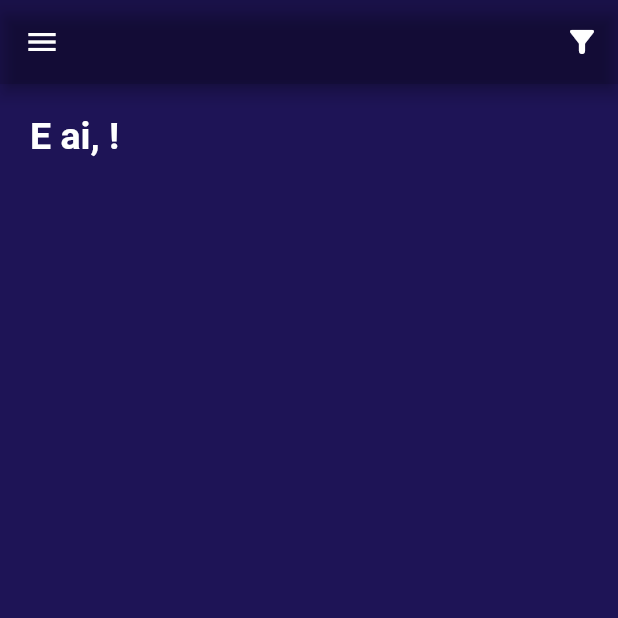
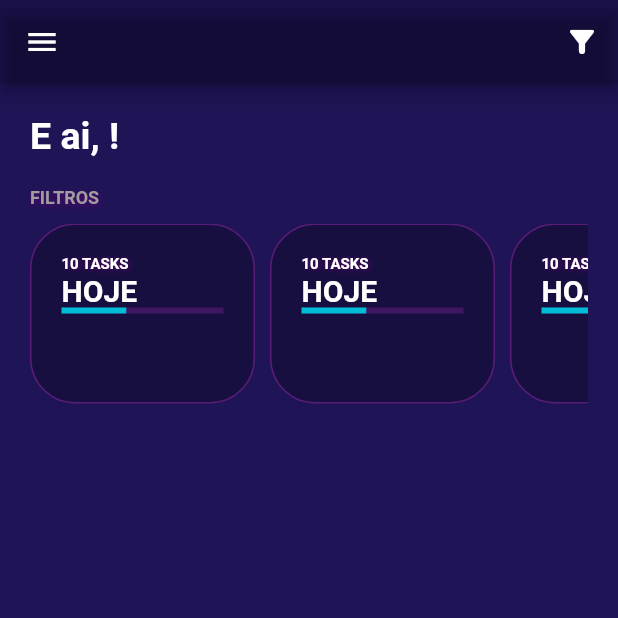
Before and after one commit to GustaAndrad/toDo_app_with_Flutter, a Flutter app: the screen it shows once a user with an empty profile is signed in, on a phone screen of 412 x 824 dp, the top half of it. Run offline on Flutter 3.47's test engine with Material 2 defaults, Android fonts, the phone set to English and light mode, and no system bars; our stand-ins replace device_preview, firebase_auth, firebase_core, flutter_signin_button, google_fonts, google_sign_in and 2 more; missing offline and left inert: flutter_overlay_loader, validatorless; accounts and stored records are empty; network calls fail; Roboto replaces fonts that are missing (Mandali).

Commit message:
criaçao dos cards

```diff
--- a/lib/app/core/ui/theme_extensions.dart
+++ b/lib/app/core/ui/theme_extensions.dart
@@ -20,4 +20,15 @@ extension ThemeExtension on BuildContext {
               color: Color.fromARGB(255, 94, 0, 110))
         ],
       );
+  TextStyle get titleStyleHome => const TextStyle(
+        fontSize: 12,
+        fontWeight: FontWeight.bold,
+        color: Colors.grey,
+        shadows: <Shadow>[
+          Shadow(
+              blurRadius: 5,
+              offset: Offset(1, 1),
+              color: Color.fromARGB(255, 94, 0, 110))
+        ],
+      );
 }
--- a/lib/app/modules/home/home_page.dart
+++ b/lib/app/modules/home/home_page.dart
@@ -1,5 +1,6 @@
 import 'package:flutter/material.dart';
 import 'package:todo_list_provider/app/modules/home/widgets/home_drawer.dart';
+import 'package:todo_list_provider/app/modules/home/widgets/home_filters.dart';
 import 'package:todo_list_provider/app/modules/home/widgets/home_header.dart';
 
 class HomePage extends StatelessWidget {
@@ -33,7 +34,10 @@ class HomePage extends StatelessWidget {
                 child: IntrinsicHeight(
                   child: Column(
                     crossAxisAlignment: CrossAxisAlignment.start,
-                    children: [HomeHeader()],
+                    children: [
+                      HomeHeader(),
+                      HomeFilters(),
+                    ],
                   ),
                 ),
               ),
--- /dev/null
+++ b/lib/app/modules/home/widgets/card_filter.dart
@@ -0,0 +1,56 @@
+import 'package:flutter/material.dart';
+import 'package:todo_list_provider/app/core/ui/theme_extensions.dart';
+
+class CardFilter extends StatefulWidget {
+  const CardFilter({Key? key}) : super(key: key);
+
+  @override
+  State<CardFilter> createState() => _CardFilterState();
+}
+
+class _CardFilterState extends State<CardFilter> {
+  @override
+  Widget build(BuildContext context) {
+    return Container(
+      constraints: BoxConstraints(
+        minHeight: 120,
+        maxWidth: 150,
+      ),
+      margin: EdgeInsets.only(right: 10),
+      padding: EdgeInsets.all(20),
+      decoration: BoxDecoration(
+        color: Colors.black26,
+        border: Border.all(
+          width: 1,
+          color: Colors.purple.withOpacity(.5),
+        ),
+        borderRadius: BorderRadius.circular(30),
+      ),
+      child: Column(
+        crossAxisAlignment: CrossAxisAlignment.start,
+        children: [
+          Text(
+            '10 TASKS',
+            style: context.titleStyleHome.copyWith(
+              fontSize: 10,
+              color: Colors.white,
+            ),
+          ),
+          Text(
+            'HOJE',
+            style: TextStyle(
+              fontSize: 20,
+              fontWeight: FontWeight.bold,
+              color: Colors.white,
+            ),
+          ),
+          LinearProgressIndicator(
+            backgroundColor: Colors.purple.withOpacity(0.3),
+            valueColor: AlwaysStoppedAnimation<Color>(Colors.cyan),
+            value: 0.4,
+          ),
+        ],
+      ),
+    );
+  }
+}
--- /dev/null
+++ b/lib/app/modules/home/widgets/home_filters.dart
@@ -0,0 +1,39 @@
+import 'package:flutter/material.dart';
+import 'package:todo_list_provider/app/core/ui/theme_extensions.dart';
+import 'package:todo_list_provider/app/modules/home/widgets/card_filter.dart';
+
+class HomeFilters extends StatefulWidget {
+  const HomeFilters({Key? key}) : super(key: key);
+
+  @override
+  State<HomeFilters> createState() => _HomeFiltersState();
+}
+
+class _HomeFiltersState extends State<HomeFilters> {
+  @override
+  Widget build(BuildContext context) {
+    return Column(
+      crossAxisAlignment: CrossAxisAlignment.start,
+      children: [
+        Text(
+          'FILTROS',
+          style: context.titleStyleHome,
+        ),
+        SizedBox(
+          height: 10,
+        ),
+        SingleChildScrollView(
+          scrollDirection: Axis.horizontal,
+          child: Row(
+            children: [
+              CardFilter(),
+              CardFilter(),
+              CardFilter(),
+              CardFilter(),
+            ],
+          ),
+        )
+      ],
+    );
+  }
+}
--- a/lib/app/modules/home/widgets/home_header.dart
+++ b/lib/app/modules/home/widgets/home_header.dart
@@ -1,7 +1,6 @@
 import 'package:flutter/material.dart';
 import 'package:provider/provider.dart';
 import 'package:todo_list_provider/app/core/auth/auth_provider.dart';
-import 'package:todo_list_provider/app/core/ui/theme_extensions.dart';
 
 class HomeHeader extends StatelessWidget {
   const HomeHeader({Key? key}) : super(key: key);
```
